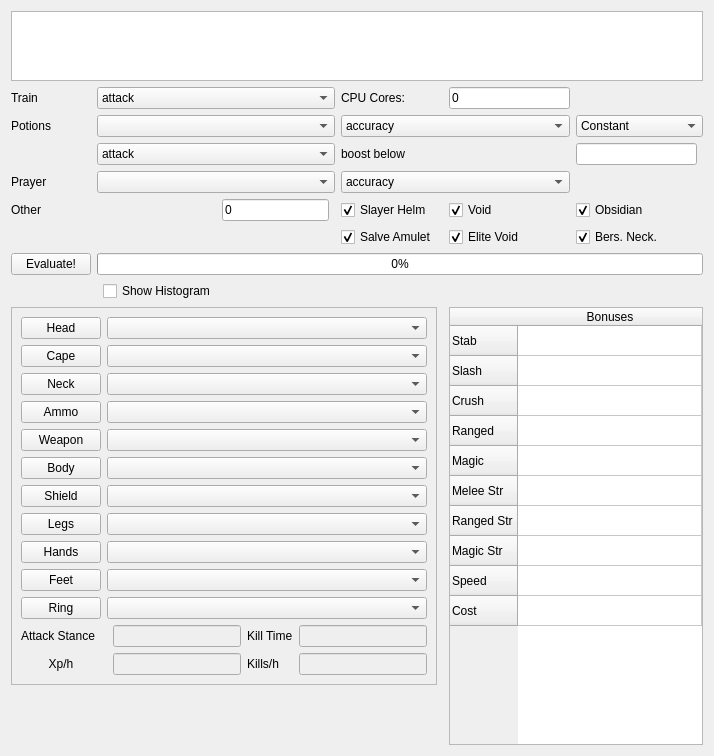
The window that osrsmath/apps/GUI/optimize/optimize_skeleton.ui (Palfore/OSRSmath) describes before a commit, drawn with Qt 5.
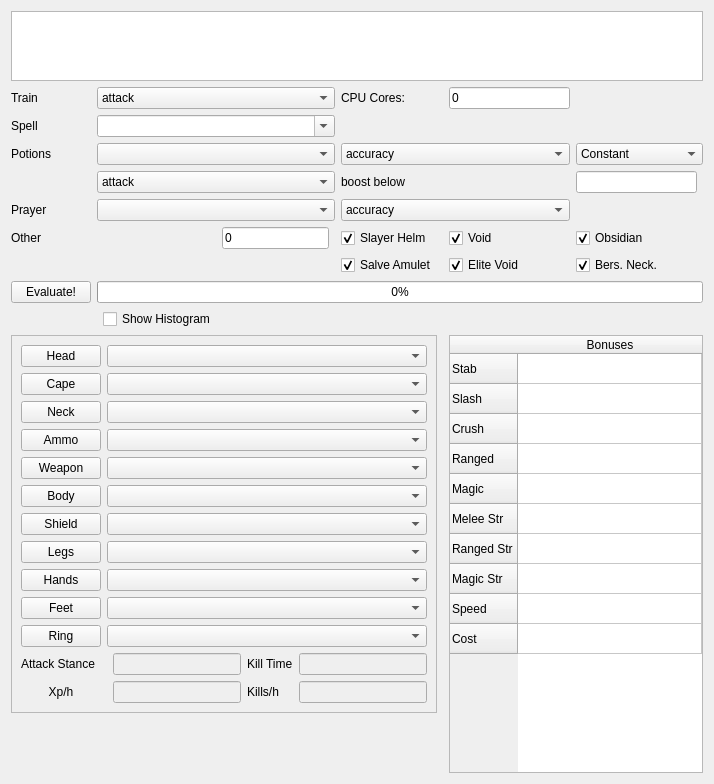
The same window after the commit.

Commit message: Added magic, still missing some special bonuses & flooring

```diff
--- a/osrsmath/apps/GUI/optimize/optimize_skeleton.ui
+++ b/osrsmath/apps/GUI/optimize/optimize_skeleton.ui
@@ -14,293 +14,7 @@
    <string>Form</string>
   </property>
   <layout class="QGridLayout" name="gridLayout">
-   <item row="7" column="1" colspan="4">
-    <widget class="QComboBox" name="below_skill">
-     <item>
-      <property name="text">
-       <string>attack</string>
-      </property>
-     </item>
-     <item>
-      <property name="text">
-       <string>strength</string>
-      </property>
-     </item>
-     <item>
-      <property name="text">
-       <string>defence</string>
-      </property>
-     </item>
-    </widget>
-   </item>
-   <item row="5" column="5" colspan="3">
-    <widget class="QComboBox" name="potion_attributes">
-     <item>
-      <property name="text">
-       <string>accuracy</string>
-      </property>
-     </item>
-     <item>
-      <property name="text">
-       <string>damage</string>
-      </property>
-     </item>
-     <item>
-      <property name="text">
-       <string>accuracy and damage</string>
-      </property>
-     </item>
-    </widget>
-   </item>
-   <item row="16" column="7" rowspan="11" colspan="3">
-    <widget class="QTableWidget" name="best_in_slot_bonuses">
-     <property name="showGrid">
-      <bool>true</bool>
-     </property>
-     <attribute name="horizontalHeaderStretchLastSection">
-      <bool>true</bool>
-     </attribute>
-     <attribute name="verticalHeaderStretchLastSection">
-      <bool>false</bool>
-     </attribute>
-     <row>
-      <property name="text">
-       <string>Stab</string>
-      </property>
-     </row>
-     <row>
-      <property name="text">
-       <string>Slash</string>
-      </property>
-     </row>
-     <row>
-      <property name="text">
-       <string>Crush</string>
-      </property>
-     </row>
-     <row>
-      <property name="text">
-       <string>Ranged</string>
-      </property>
-     </row>
-     <row>
-      <property name="text">
-       <string>Magic</string>
-      </property>
-     </row>
-     <row>
-      <property name="text">
-       <string>Melee Str</string>
-      </property>
-     </row>
-     <row>
-      <property name="text">
-       <string>Ranged Str</string>
-      </property>
-     </row>
-     <row>
-      <property name="text">
-       <string>Magic Str</string>
-      </property>
-     </row>
-     <row>
-      <property name="text">
-       <string>Speed</string>
-      </property>
-     </row>
-     <row>
-      <property name="text">
-       <string>Cost</string>
-      </property>
-     </row>
-     <column>
-      <property name="text">
-       <string>Bonuses</string>
-      </property>
-      <property name="textAlignment">
-       <set>AlignCenter</set>
-      </property>
-     </column>
-     <item row="0" column="0">
-      <property name="text">
-       <string/>
-      </property>
-      <property name="flags">
-       <set>ItemIsSelectable|ItemIsDragEnabled|ItemIsDropEnabled|ItemIsUserCheckable|ItemIsEnabled</set>
-      </property>
-     </item>
-     <item row="1" column="0">
-      <property name="text">
-       <string/>
-      </property>
-      <property name="flags">
-       <set>ItemIsSelectable|ItemIsDragEnabled|ItemIsDropEnabled|ItemIsUserCheckable|ItemIsEnabled</set>
-      </property>
-     </item>
-     <item row="2" column="0">
-      <property name="text">
-       <string/>
-      </property>
-      <property name="flags">
-       <set>ItemIsSelectable|ItemIsDragEnabled|ItemIsDropEnabled|ItemIsUserCheckable|ItemIsEnabled</set>
-      </property>
-     </item>
-     <item row="3" column="0">
-      <property name="text">
-       <string/>
-      </property>
-      <property name="flags">
-       <set>ItemIsSelectable|ItemIsDragEnabled|ItemIsDropEnabled|ItemIsUserCheckable|ItemIsEnabled</set>
-      </property>
-     </item>
-     <item row="4" column="0">
-      <property name="text">
-       <string/>
-      </property>
-      <property name="flags">
-       <set>ItemIsSelectable|ItemIsDragEnabled|ItemIsDropEnabled|ItemIsUserCheckable|ItemIsEnabled</set>
-      </property>
-     </item>
-     <item row="5" column="0">
-      <property name="text">
-       <string/>
-      </property>
-      <property name="flags">
-       <set>ItemIsSelectable|ItemIsDragEnabled|ItemIsDropEnabled|ItemIsUserCheckable|ItemIsEnabled</set>
-      </property>
-     </item>
-     <item row="6" column="0">
-      <property name="text">
-       <string/>
-      </property>
-      <property name="flags">
-       <set>ItemIsSelectable|ItemIsDragEnabled|ItemIsDropEnabled|ItemIsUserCheckable|ItemIsEnabled</set>
-      </property>
-     </item>
-     <item row="7" column="0">
-      <property name="text">
-       <string/>
-      </property>
-      <property name="flags">
-       <set>ItemIsSelectable|ItemIsDragEnabled|ItemIsDropEnabled|ItemIsUserCheckable|ItemIsEnabled</set>
-      </property>
-     </item>
-     <item row="8" column="0">
-      <property name="text">
-       <string/>
-      </property>
-      <property name="flags">
-       <set>ItemIsSelectable|ItemIsDragEnabled|ItemIsDropEnabled|ItemIsUserCheckable|ItemIsEnabled</set>
-      </property>
-     </item>
-     <item row="9" column="0">
-      <property name="text">
-       <string/>
-      </property>
-      <property name="flags">
-       <set>ItemIsSelectable|ItemIsDragEnabled|ItemIsDropEnabled|ItemIsUserCheckable|ItemIsEnabled</set>
-      </property>
-     </item>
-    </widget>
-   </item>
-   <item row="13" column="7">
-    <widget class="QCheckBox" name="elite_void">
-     <property name="text">
-      <string>Elite Void</string>
-     </property>
-     <property name="checked">
-      <bool>true</bool>
-     </property>
-    </widget>
-   </item>
-   <item row="4" column="1" colspan="4">
-    <widget class="QComboBox" name="training_skill">
-     <item>
-      <property name="text">
-       <string>attack</string>
-      </property>
-     </item>
-     <item>
-      <property name="text">
-       <string>strength</string>
-      </property>
-     </item>
-     <item>
-      <property name="text">
-       <string>defence</string>
-      </property>
-     </item>
-     <item>
-      <property name="text">
-       <string>ranged</string>
-      </property>
-     </item>
-     <item>
-      <property name="text">
-       <string>magic</string>
-      </property>
-     </item>
-    </widget>
-   </item>
-   <item row="12" column="7">
-    <widget class="QCheckBox" name="void_knight">
-     <property name="text">
-      <string>Void</string>
-     </property>
-     <property name="checked">
-      <bool>true</bool>
-     </property>
-    </widget>
-   </item>
-   <item row="12" column="5">
-    <widget class="QCheckBox" name="slayer_helm">
-     <property name="text">
-      <string>Slayer Helm</string>
-     </property>
-     <property name="checked">
-      <bool>true</bool>
-     </property>
-    </widget>
-   </item>
-   <item row="14" column="0">
-    <widget class="QPushButton" name="evaluate">
-     <property name="text">
-      <string>Evaluate!</string>
-     </property>
-    </widget>
-   </item>
-   <item row="5" column="0">
-    <widget class="QLabel" name="label_3">
-     <property name="text">
-      <string>Potions</string>
-     </property>
-    </widget>
-   </item>
-   <item row="12" column="3">
-    <widget class="QLineEdit" name="dharok">
-     <property name="text">
-      <string>0</string>
-     </property>
-     <property name="maxLength">
-      <number>2</number>
-     </property>
-    </widget>
-   </item>
-   <item row="4" column="0">
-    <widget class="QLabel" name="label_6">
-     <property name="text">
-      <string>Train</string>
-     </property>
-    </widget>
-   </item>
-   <item row="14" column="1" colspan="9">
-    <widget class="QProgressBar" name="progressBar">
-     <property name="value">
-      <number>0</number>
-     </property>
-    </widget>
-   </item>
-   <item row="16" column="0" colspan="6">
+   <item row="17" column="0" colspan="6">
     <widget class="QFrame" name="frame">
      <property name="frameShape">
       <enum>QFrame::StyledPanel</enum>
@@ -484,10 +198,7 @@
      </layout>
     </widget>
    </item>
-   <item row="5" column="1" colspan="4">
-    <widget class="QComboBox" name="potions"/>
-   </item>
-   <item row="10" column="5" colspan="3">
+   <item row="11" column="5" colspan="3">
     <widget class="QComboBox" name="prayer_attributes">
      <item>
       <property name="text">
@@ -506,7 +217,7 @@
      </item>
     </widget>
    </item>
-   <item row="5" column="8" colspan="2">
+   <item row="6" column="8" colspan="2">
     <widget class="QComboBox" name="boosting_scheme">
      <item>
       <property name="text">
@@ -520,47 +231,336 @@
      </item>
     </widget>
    </item>
-   <item row="13" column="8">
-    <widget class="QCheckBox" name="berserker_necklace">
+   <item row="6" column="1" colspan="4">
+    <widget class="QComboBox" name="potions"/>
+   </item>
+   <item row="8" column="1" colspan="4">
+    <widget class="QComboBox" name="below_skill">
+     <item>
+      <property name="text">
+       <string>attack</string>
+      </property>
+     </item>
+     <item>
+      <property name="text">
+       <string>strength</string>
+      </property>
+     </item>
+     <item>
+      <property name="text">
+       <string>defence</string>
+      </property>
+     </item>
+    </widget>
+   </item>
+   <item row="6" column="5" colspan="3">
+    <widget class="QComboBox" name="potion_attributes">
+     <item>
+      <property name="text">
+       <string>accuracy</string>
+      </property>
+     </item>
+     <item>
+      <property name="text">
+       <string>damage</string>
+      </property>
+     </item>
+     <item>
+      <property name="text">
+       <string>accuracy and damage</string>
+      </property>
+     </item>
+    </widget>
+   </item>
+   <item row="14" column="7">
+    <widget class="QCheckBox" name="elite_void">
      <property name="text">
-      <string>Bers. Neck.</string>
+      <string>Elite Void</string>
      </property>
      <property name="checked">
       <bool>true</bool>
      </property>
     </widget>
    </item>
+   <item row="17" column="7" rowspan="11" colspan="3">
+    <widget class="QTableWidget" name="best_in_slot_bonuses">
+     <property name="showGrid">
+      <bool>true</bool>
+     </property>
+     <attribute name="horizontalHeaderStretchLastSection">
+      <bool>true</bool>
+     </attribute>
+     <attribute name="verticalHeaderStretchLastSection">
+      <bool>false</bool>
+     </attribute>
+     <row>
+      <property name="text">
+       <string>Stab</string>
+      </property>
+     </row>
+     <row>
+      <property name="text">
+       <string>Slash</string>
+      </property>
+     </row>
+     <row>
+      <property name="text">
+       <string>Crush</string>
+      </property>
+     </row>
+     <row>
+      <property name="text">
+       <string>Ranged</string>
+      </property>
+     </row>
+     <row>
+      <property name="text">
+       <string>Magic</string>
+      </property>
+     </row>
+     <row>
+      <property name="text">
+       <string>Melee Str</string>
+      </property>
+     </row>
+     <row>
+      <property name="text">
+       <string>Ranged Str</string>
+      </property>
+     </row>
+     <row>
+      <property name="text">
+       <string>Magic Str</string>
+      </property>
+     </row>
+     <row>
+      <property name="text">
+       <string>Speed</string>
+      </property>
+     </row>
+     <row>
+      <property name="text">
+       <string>Cost</string>
+      </property>
+     </row>
+     <column>
+      <property name="text">
+       <string>Bonuses</string>
+      </property>
+      <property name="textAlignment">
+       <set>AlignCenter</set>
+      </property>
+     </column>
+     <item row="0" column="0">
+      <property name="text">
+       <string/>
+      </property>
+      <property name="flags">
+       <set>ItemIsSelectable|ItemIsDragEnabled|ItemIsDropEnabled|ItemIsUserCheckable|ItemIsEnabled</set>
+      </property>
+     </item>
+     <item row="1" column="0">
+      <property name="text">
+       <string/>
+      </property>
+      <property name="flags">
+       <set>ItemIsSelectable|ItemIsDragEnabled|ItemIsDropEnabled|ItemIsUserCheckable|ItemIsEnabled</set>
+      </property>
+     </item>
+     <item row="2" column="0">
+      <property name="text">
+       <string/>
+      </property>
+      <property name="flags">
+       <set>ItemIsSelectable|ItemIsDragEnabled|ItemIsDropEnabled|ItemIsUserCheckable|ItemIsEnabled</set>
+      </property>
+     </item>
+     <item row="3" column="0">
+      <property name="text">
+       <string/>
+      </property>
+      <property name="flags">
+       <set>ItemIsSelectable|ItemIsDragEnabled|ItemIsDropEnabled|ItemIsUserCheckable|ItemIsEnabled</set>
+      </property>
+     </item>
+     <item row="4" column="0">
+      <property name="text">
+       <string/>
+      </property>
+      <property name="flags">
+       <set>ItemIsSelectable|ItemIsDragEnabled|ItemIsDropEnabled|ItemIsUserCheckable|ItemIsEnabled</set>
+      </property>
+     </item>
+     <item row="5" column="0">
+      <property name="text">
+       <string/>
+      </property>
+      <property name="flags">
+       <set>ItemIsSelectable|ItemIsDragEnabled|ItemIsDropEnabled|ItemIsUserCheckable|ItemIsEnabled</set>
+      </property>
+     </item>
+     <item row="6" column="0">
+      <property name="text">
+       <string/>
+      </property>
+      <property name="flags">
+       <set>ItemIsSelectable|ItemIsDragEnabled|ItemIsDropEnabled|ItemIsUserCheckable|ItemIsEnabled</set>
+      </property>
+     </item>
+     <item row="7" column="0">
+      <property name="text">
+       <string/>
+      </property>
+      <property name="flags">
+       <set>ItemIsSelectable|ItemIsDragEnabled|ItemIsDropEnabled|ItemIsUserCheckable|ItemIsEnabled</set>
+      </property>
+     </item>
+     <item row="8" column="0">
+      <property name="text">
+       <string/>
+      </property>
+      <property name="flags">
+       <set>ItemIsSelectable|ItemIsDragEnabled|ItemIsDropEnabled|ItemIsUserCheckable|ItemIsEnabled</set>
+      </property>
+     </item>
+     <item row="9" column="0">
+      <property name="text">
+       <string/>
+      </property>
+      <property name="flags">
+       <set>ItemIsSelectable|ItemIsDragEnabled|ItemIsDropEnabled|ItemIsUserCheckable|ItemIsEnabled</set>
+      </property>
+     </item>
+    </widget>
+   </item>
    <item row="13" column="5">
-    <widget class="QCheckBox" name="salve_amulet">
+    <widget class="QCheckBox" name="slayer_helm">
      <property name="text">
-      <string>Salve Amulet</string>
+      <string>Slayer Helm</string>
      </property>
      <property name="checked">
       <bool>true</bool>
      </property>
     </widget>
    </item>
-   <item row="12" column="2">
+   <item row="15" column="0">
+    <widget class="QPushButton" name="evaluate">
+     <property name="text">
+      <string>Evaluate!</string>
+     </property>
+    </widget>
+   </item>
+   <item row="6" column="0">
+    <widget class="QLabel" name="label_3">
+     <property name="text">
+      <string>Potions</string>
+     </property>
+    </widget>
+   </item>
+   <item row="13" column="7">
+    <widget class="QCheckBox" name="void_knight">
+     <property name="text">
+      <string>Void</string>
+     </property>
+     <property name="checked">
+      <bool>true</bool>
+     </property>
+    </widget>
+   </item>
+   <item row="4" column="1" colspan="4">
+    <widget class="QComboBox" name="training_skill">
+     <item>
+      <property name="text">
+       <string>attack</string>
+      </property>
+     </item>
+     <item>
+      <property name="text">
+       <string>strength</string>
+      </property>
+     </item>
+     <item>
+      <property name="text">
+       <string>defence</string>
+      </property>
+     </item>
+     <item>
+      <property name="text">
+       <string>ranged</string>
+      </property>
+     </item>
+     <item>
+      <property name="text">
+       <string>magic</string>
+      </property>
+     </item>
+    </widget>
+   </item>
+   <item row="4" column="0">
+    <widget class="QLabel" name="label_6">
+     <property name="text">
+      <string>Train</string>
+     </property>
+    </widget>
+   </item>
+   <item row="13" column="3">
+    <widget class="QLineEdit" name="dharok">
+     <property name="text">
+      <string>0</string>
+     </property>
+     <property name="maxLength">
+      <number>2</number>
+     </property>
+    </widget>
+   </item>
+   <item row="15" column="1" colspan="9">
+    <widget class="QProgressBar" name="progressBar">
+     <property name="value">
+      <number>0</number>
+     </property>
+    </widget>
+   </item>
+   <item row="13" column="2">
     <widget class="QLabel" name="label_7">
      <property name="text">
       <string>&lt;Dharok HP&gt;</string>
      </property>
     </widget>
    </item>
-   <item row="12" column="0">
+   <item row="13" column="0">
     <widget class="QLabel" name="label_8">
      <property name="text">
       <string>Other</string>
      </property>
     </widget>
    </item>
-   <item row="10" column="0">
+   <item row="14" column="5">
+    <widget class="QCheckBox" name="salve_amulet">
+     <property name="text">
+      <string>Salve Amulet</string>
+     </property>
+     <property name="checked">
+      <bool>true</bool>
+     </property>
+    </widget>
+   </item>
+   <item row="11" column="0">
     <widget class="QLabel" name="label_4">
      <property name="text">
       <string>Prayer</string>
      </property>
     </widget>
    </item>
+   <item row="14" column="8">
+    <widget class="QCheckBox" name="berserker_necklace">
+     <property name="text">
+      <string>Bers. Neck.</string>
+     </property>
+     <property name="checked">
+      <bool>true</bool>
+     </property>
+    </widget>
+   </item>
    <item row="2" column="0" colspan="10">
     <widget class="QListWidget" name="opponents">
      <property name="horizontalScrollMode">
@@ -568,7 +568,10 @@
      </property>
     </widget>
    </item>
-   <item row="12" column="8">
+   <item row="11" column="1" colspan="4">
+    <widget class="QComboBox" name="prayers"/>
+   </item>
+   <item row="13" column="8">
     <widget class="QCheckBox" name="obsidian">
      <property name="text">
       <string>Obsidian</string>
@@ -578,17 +581,14 @@
      </property>
     </widget>
    </item>
-   <item row="7" column="8">
+   <item row="8" column="8">
     <widget class="QLineEdit" name="redose_level">
      <property name="maxLength">
       <number>2</number>
      </property>
     </widget>
    </item>
-   <item row="10" column="1" colspan="4">
-    <widget class="QComboBox" name="prayers"/>
-   </item>
-   <item row="7" column="5" colspan="3">
+   <item row="8" column="5" colspan="3">
     <widget class="QLabel" name="label_5">
      <property name="enabled">
       <bool>true</bool>
@@ -598,13 +598,6 @@
      </property>
     </widget>
    </item>
-   <item row="15" column="2">
-    <widget class="QCheckBox" name="show_histogram">
-     <property name="text">
-      <string>Show Histogram</string>
-     </property>
-    </widget>
-   </item>
    <item row="4" column="5">
     <widget class="QLabel" name="label_11">
      <property name="toolTip">
@@ -615,6 +608,13 @@
      </property>
     </widget>
    </item>
+   <item row="16" column="2">
+    <widget class="QCheckBox" name="show_histogram">
+     <property name="text">
+      <string>Show Histogram</string>
+     </property>
+    </widget>
+   </item>
    <item row="4" column="7">
     <widget class="QLineEdit" name="cpu_cores">
      <property name="text">
@@ -622,6 +622,20 @@
      </property>
     </widget>
    </item>
+   <item row="5" column="1" colspan="4">
+    <widget class="QComboBox" name="spell">
+     <property name="editable">
+      <bool>true</bool>
+     </property>
+    </widget>
+   </item>
+   <item row="5" column="0">
+    <widget class="QLabel" name="spell_label">
+     <property name="text">
+      <string>Spell</string>
+     </property>
+    </widget>
+   </item>
   </layout>
  </widget>
  <tabstops>
```
The commit also changes 21 other files.
